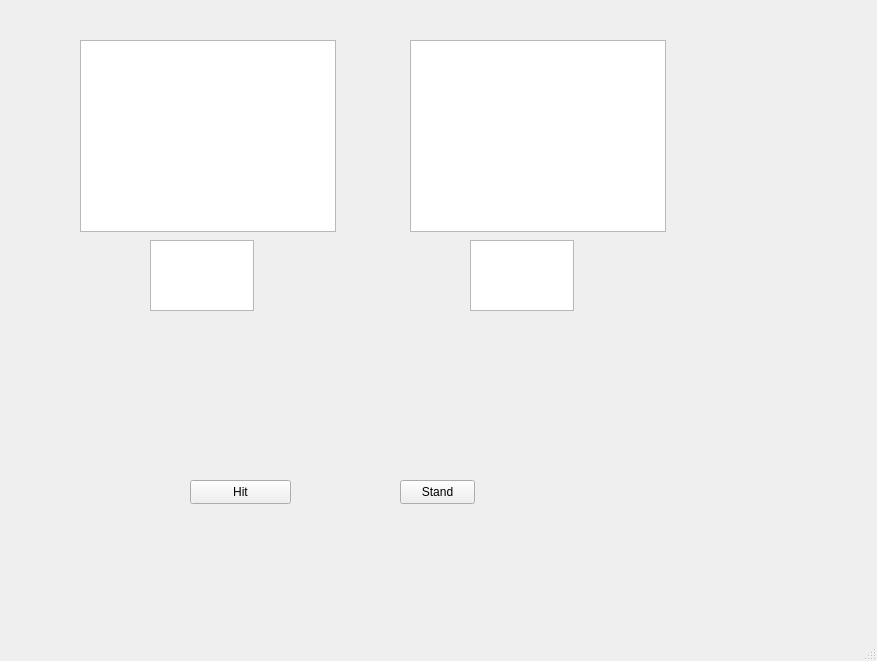
Above: mainwindow.ui from Eugene1703/BlackJack_QT before the change. Below: the same form after it.
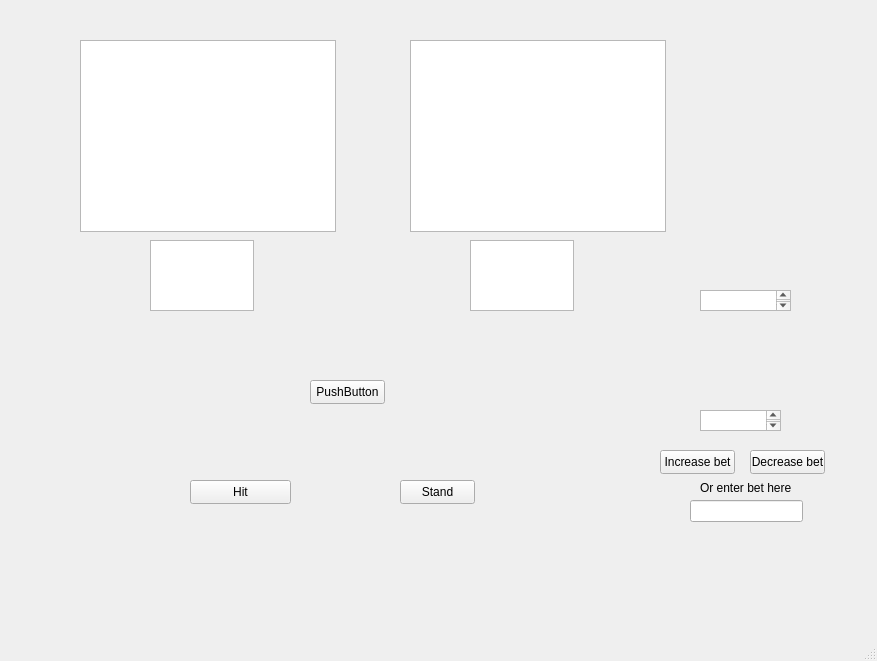
That is the form after the change.

Diff of the .ui file:
```diff
--- a/mainwindow.ui
+++ b/mainwindow.ui
@@ -80,6 +80,88 @@
      </rect>
     </property>
    </widget>
+   <widget class="QTextEdit" name="betTextEdit">
+    <property name="geometry">
+     <rect>
+      <x>700</x>
+      <y>410</y>
+      <width>81</width>
+      <height>21</height>
+     </rect>
+    </property>
+   </widget>
+   <widget class="QPushButton" name="increasBetPushButton">
+    <property name="geometry">
+     <rect>
+      <x>660</x>
+      <y>450</y>
+      <width>75</width>
+      <height>24</height>
+     </rect>
+    </property>
+    <property name="text">
+     <string>Increase bet</string>
+    </property>
+   </widget>
+   <widget class="QPushButton" name="decreaseBetPushButton">
+    <property name="geometry">
+     <rect>
+      <x>750</x>
+      <y>450</y>
+      <width>75</width>
+      <height>24</height>
+     </rect>
+    </property>
+    <property name="text">
+     <string>Decrease bet</string>
+    </property>
+   </widget>
+   <widget class="QTextEdit" name="balanceTextEdit">
+    <property name="geometry">
+     <rect>
+      <x>700</x>
+      <y>290</y>
+      <width>91</width>
+      <height>21</height>
+     </rect>
+    </property>
+   </widget>
+   <widget class="QLineEdit" name="betInsertLineEdit">
+    <property name="geometry">
+     <rect>
+      <x>690</x>
+      <y>500</y>
+      <width>113</width>
+      <height>22</height>
+     </rect>
+    </property>
+   </widget>
+   <widget class="QLabel" name="label">
+    <property name="geometry">
+     <rect>
+      <x>700</x>
+      <y>480</y>
+      <width>101</width>
+      <height>16</height>
+     </rect>
+    </property>
+    <property name="text">
+     <string>Or enter bet here</string>
+    </property>
+   </widget>
+   <widget class="QPushButton" name="playPushButton">
+    <property name="geometry">
+     <rect>
+      <x>310</x>
+      <y>380</y>
+      <width>75</width>
+      <height>24</height>
+     </rect>
+    </property>
+    <property name="text">
+     <string>PushButton</string>
+    </property>
+   </widget>
   </widget>
   <widget class="QMenuBar" name="menubar">
    <property name="geometry">
```
